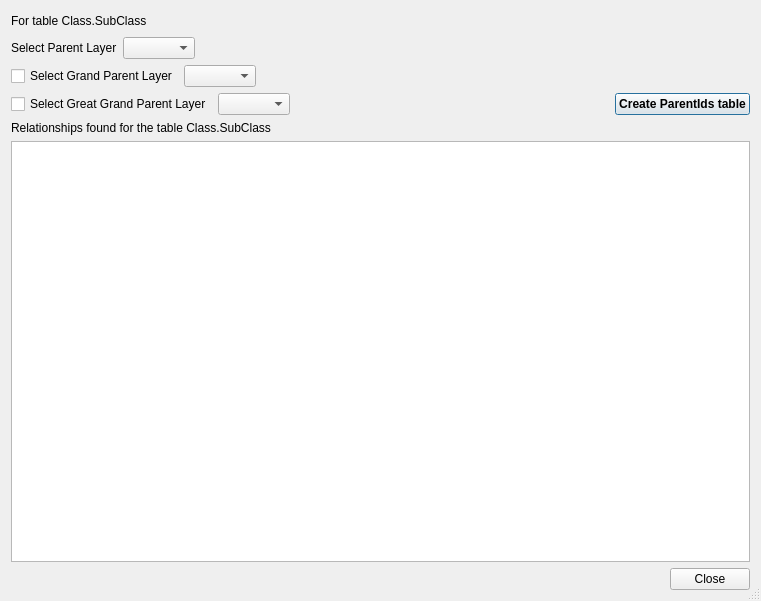
swedigarch/QGIS-plugin, file swedigarch_plugin/class_subclass_browser_parent_id_dialog.ui: the form before one commit.
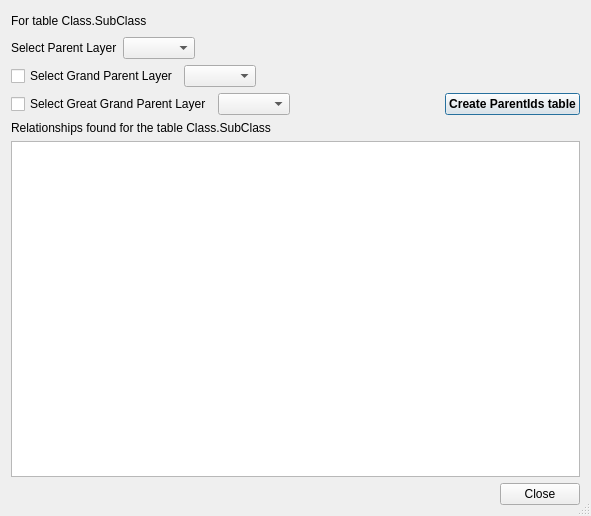
The form after the commit. Icons and pictures are not drawn.

Commit message: Class-Subclass-browser-GUI-behaviour-adjustments

The edit to the form file:
```diff
--- a/swedigarch_plugin/class_subclass_browser_parent_id_dialog.ui
+++ b/swedigarch_plugin/class_subclass_browser_parent_id_dialog.ui
@@ -6,8 +6,8 @@
    <rect>
     <x>0</x>
     <y>0</y>
-    <width>761</width>
-    <height>601</height>
+    <width>591</width>
+    <height>516</height>
    </rect>
   </property>
   <property name="sizePolicy">
```
The commit also changes 3 other files.
